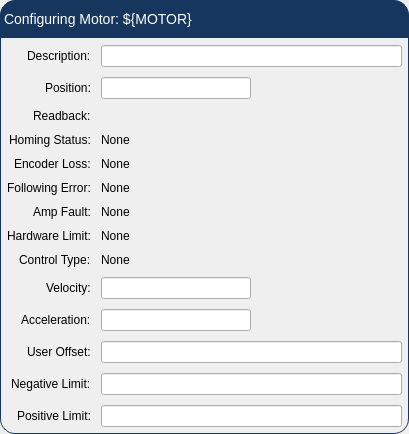
Old version of the form expert_motor.ui in the repository NSLS-II-SST/RSoXS_UIS.
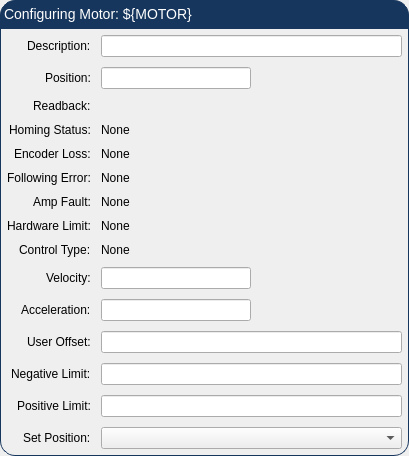
New version of the form. Custom widgets are drawn as their Qt base class.

Commit message: adding some functionality with motors

Patch:
```diff
--- a/expert_motor.ui
+++ b/expert_motor.ui
@@ -7,7 +7,7 @@
     <x>0</x>
     <y>0</y>
     <width>409</width>
-    <height>434</height>
+    <height>454</height>
    </rect>
   </property>
   <property name="focusPolicy">
@@ -455,6 +455,23 @@
             </property>
            </widget>
           </item>
+          <item row="14" column="0">
+           <widget class="QLabel" name="SetLabel2">
+            <property name="text">
+             <string>Set Position:</string>
+            </property>
+           </widget>
+          </item>
+          <item row="14" column="1">
+           <widget class="PyDMEnumComboBox" name="PyDMEnumComboBox_useorset">
+            <property name="toolTip">
+             <string/>
+            </property>
+            <property name="channel" stdset="0">
+             <string>ca://${MOTOR}.SET</string>
+            </property>
+           </widget>
+          </item>
          </layout>
         </item>
        </layout>
@@ -475,6 +492,11 @@
    <extends>QLineEdit</extends>
    <header>pydm.widgets.line_edit</header>
   </customwidget>
+  <customwidget>
+   <class>PyDMEnumComboBox</class>
+   <extends>QComboBox</extends>
+   <header>pydm.widgets.enum_combo_box</header>
+  </customwidget>
  </customwidgets>
  <resources/>
  <connections/>
```
The commit also changes 3 other files.
